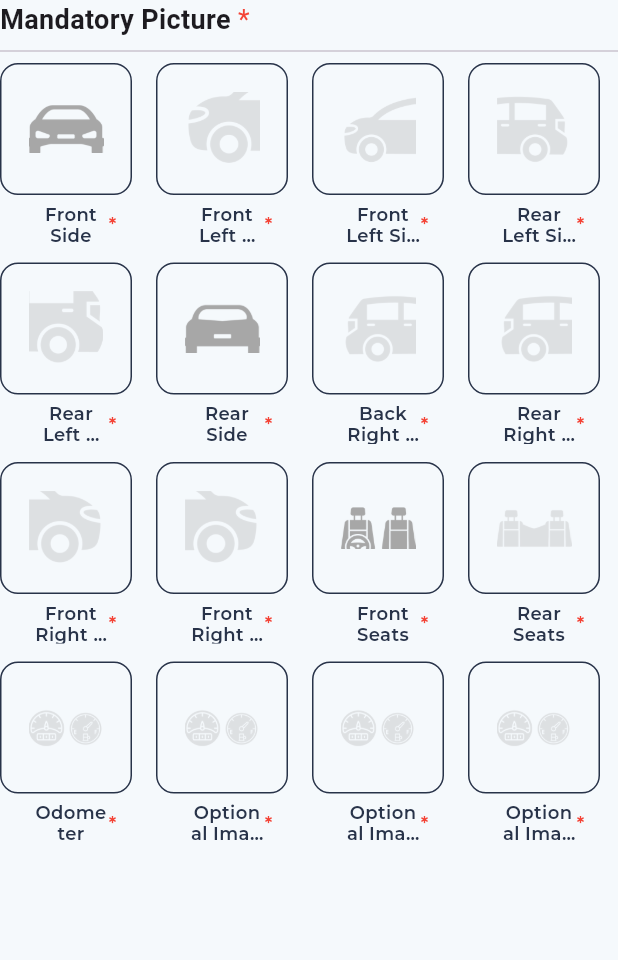
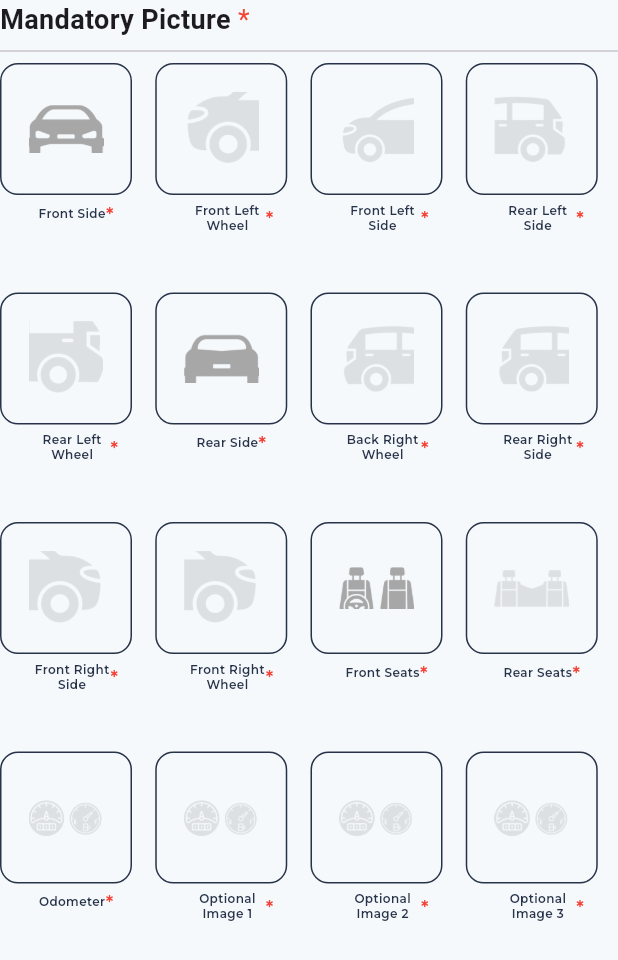
Before and after one commit to Deepindia07/Web-Auto-Proof-24, a Flutter app: the CarImageInpectionScreenView screen opened directly, on a phone screen of 412 x 824 dp. Shown: the top 960 px of the screen. Run offline on Flutter 3.47's test engine with Material 3 defaults, Android fonts, the phone set to English and light mode, and no system bars; our stand-ins replace bloc, camera, country_code_picker, dio, equatable, flutter_bloc and 10 more; missing offline and left inert: flutter_stripe; accounts and stored records are empty; project files that could hold a hidden picture were left out.

Commit message:
created new breanch adding mendatory scales

```diff
--- a/lib/presentation/auth_screens/login/login_screen.dart
+++ b/lib/presentation/auth_screens/login/login_screen.dart
@@ -6,9 +6,8 @@ class LoginScreen extends StatelessWidget {
   @override
   Widget build(BuildContext context) {
     return BlocProvider<LoginScreenBloc>(
-      create: (context) => LoginScreenBloc(
-        authRepository: AuthenticationApiCall(),
-      ),
+      create: (context) =>
+          LoginScreenBloc(authRepository: AuthenticationApiCall()),
       child: LoginViewScreen(),
     );
   }
@@ -51,11 +50,17 @@ class _LoginViewScreenState extends State<LoginViewScreen> {
     final emailOrPhone = _emailOrPhoneController.text.trim();
 
     if (emailOrPhone.isEmpty) {
-      CherryToast.error(context,AppLocalizations.of(context)!.pleaseEnterEmailOrPhoneFirst);
+      CherryToast.error(
+        context,
+        AppLocalizations.of(context)!.pleaseEnterEmailOrPhoneFirst,
+      );
       return;
     }
     if (!_isValidEmailOrPhone(emailOrPhone)) {
-      CherryToast.error(context, AppLocalizations.of(context)!.pleaseEnterValidEmailOrPhone);
+      CherryToast.error(
+        context,
+        AppLocalizations.of(context)!.pleaseEnterValidEmailOrPhone,
+      );
       return;
     }
 
@@ -138,7 +143,9 @@ class _LoginViewScreenState extends State<LoginViewScreen> {
                     hintText: AppLocalizations.of(context)!.emailOrPhone,
                     validator: (value) {
                       if (value == null || value.isEmpty) {
-                        return AppLocalizations.of(context)!.pleaseEnterEmailOrPhoneShort;
+                        return AppLocalizations.of(
+                          context,
+                        )!.pleaseEnterEmailOrPhoneShort;
                       }
                       return null;
                     },
@@ -152,7 +159,9 @@ class _LoginViewScreenState extends State<LoginViewScreen> {
                     hintText: AppLocalizations.of(context)!.password,
                     validator: (value) {
                       if (value == null || value.isEmpty) {
-                        return AppLocalizations.of(context)!.pleaseEnterPassword;
+                        return AppLocalizations.of(
+                          context,
+                        )!.pleaseEnterPassword;
                       }
                       return null;
                     },
@@ -169,23 +178,32 @@ class _LoginViewScreenState extends State<LoginViewScreen> {
                             color: AppColor().darkCharcoalBlueColor,
                           ),
                         ),
-                      )
+                      ),
                     ],
                   ),
                   vGap(screenHeight * 0.018),
                   BlocConsumer<LoginScreenBloc, LoginScreenState>(
                     listener: (context, state) {
                       if (state is LoginSuccess) {
-                        CherryToast.success(context, AppLocalizations.of(context)!.loginSuccessful);
+                        CherryToast.success(
+                          context,
+                          AppLocalizations.of(context)!.loginSuccessful,
+                        );
                         context.push(AppRoute.homeScreen);
                       } else if (state is LoginFailure) {
                         CherryToast.error(context, state.error);
                       } else if (state is EmailValidationSuccess) {
-                        CherryToast.success(context, AppLocalizations.of(context)!.emailValidated);
-                        context.push(AppRoute.forgotScreen, extra: {
+                        CherryToast.success(
+                          context,
+                          AppLocalizations.of(context)!.emailValidated,
+                        );
+                        context.push(
+                          AppRoute.forgotScreen,
+                          extra: {
                             'email': state.emailOrPhone,
                             'response': state.forgotResponse,
-                        });
+                          },
+                        );
                       } else if (state is EmailValidationFailure) {
                         CherryToast.error(context, state.error);
                       }
@@ -195,10 +213,15 @@ class _LoginViewScreenState extends State<LoginViewScreen> {
                         borderRadius: 48,
                         height: screenHeight * 0.07,
                         width: screenWidth * 0.95,
-                        onPressed: state is LoginLoading || state is EmailValidationLoading
-                            ? null
-                            : _onLoginPressed,
-                        text: state is LoginLoading ? AppLocalizations.of(context)!.loggingIn : AppLocalizations.of(context)!.login,
+                        onPressed: () {
+                          context.push(AppRoute.homeScreen);
+                        },
+                        // onPressed: state is LoginLoading || state is EmailValidationLoading
+                        //     ? null
+                        //     : _onLoginPressed,
+                        text: state is LoginLoading
+                            ? AppLocalizations.of(context)!.loggingIn
+                            : AppLocalizations.of(context)!.login,
                         textStyle: MontserratStyles.montserratMediumTextStyle(
                           color: AppColor().yellowWarmColor,
                           size: 18,
@@ -235,7 +258,8 @@ class _LoginViewScreenState extends State<LoginViewScreen> {
                             SizedBox(width: 8),
                             Text(
                               AppLocalizations.of(context)!.validatingEmail,
-                              style: MontserratStyles.montserratRegularTextStyle(
+                              style:
+                                  MontserratStyles.montserratRegularTextStyle(
                                     size: 14,
                                     color: AppColor().darkCharcoalBlueColor,
                                   ),
@@ -266,7 +290,7 @@ class _LoginViewScreenState extends State<LoginViewScreen> {
                       size: 18,
                     ),
                     elevation: 5,
-                  )
+                  ),
                 ],
               ),
             ),
--- a/lib/presentation/screens/inpection/car_im_inpection/car_im_inpection_screen.dart
+++ b/lib/presentation/screens/inpection/car_im_inpection/car_im_inpection_screen.dart
@@ -7,7 +7,8 @@ class CarImInpectionScreen extends StatelessWidget {
   Widget build(BuildContext context) {
     return BlocProvider<CarImInpectionScreenBloc>(
       create: (context) => CarImInpectionScreenBloc(),
-        child: CarImageInpectionScreenView());
+      child: CarImageInpectionScreenView(),
+    );
   }
 }
 
@@ -15,31 +16,77 @@ class CarImageInpectionScreenView extends StatefulWidget {
   const CarImageInpectionScreenView({super.key});
 
   @override
-  State<CarImageInpectionScreenView> createState() => _CarImageInpectionScreenViewState();
+  State<CarImageInpectionScreenView> createState() =>
+      _CarImageInpectionScreenViewState();
 }
 
-class _CarImageInpectionScreenViewState extends State<CarImageInpectionScreenView>{
+class _CarImageInpectionScreenViewState
+    extends State<CarImageInpectionScreenView> {
   List<CarAddingModel> items = [
-    CarAddingModel(title: 'Front Side', image: frontSideView),
-    CarAddingModel(title: 'Front Left Wheel', image: frontLeftWheelView),
-    CarAddingModel(title: 'Front Left Side', image: frontLeftSideView),
-    CarAddingModel(title: 'Rear Left Side', image: rearLeftSideView),
-    CarAddingModel(title: 'Rear Left Wheel', image: rearLeftWheelView),
-    CarAddingModel(title: 'Rear Side', image: rearSideView),
-    CarAddingModel(title: 'Back Right Wheel', image: backRightWheelView),
-    CarAddingModel(title: 'Rear Right Side', image: rearRightSideView),
-    CarAddingModel(title: 'Front Right Side', image: frontRightSideView),
-    CarAddingModel(title: 'Front Right Wheel', image: frontRightWheelView),
-    CarAddingModel(title: 'Front Seats', image: frontSeatsView),
-    CarAddingModel(title: 'Rear Seats', image: rearSeatsView),
-    CarAddingModel(title: 'Odometer', image: oDoMeeterView),
-    CarAddingModel(title: 'Optional Image 1', image: oDoMeeterView),
-    CarAddingModel(title: 'Optional Image 2', image: oDoMeeterView),
-    CarAddingModel(title: 'Optional Image 3', image: oDoMeeterView),
+    CarAddingModel(title: 'Front Side', image: frontSideView, onTap: () {}),
+    CarAddingModel(
+      title: 'Front Left Wheel',
+      image: frontLeftWheelView,
+      onTap: () {},
+    ),
+    CarAddingModel(
+      title: 'Front Left Side',
+      image: frontLeftSideView,
+      onTap: () {},
+    ),
+    CarAddingModel(
+      title: 'Rear Left Side',
+      image: rearLeftSideView,
+      onTap: () {},
+    ),
+    CarAddingModel(
+      title: 'Rear Left Wheel',
+      image: rearLeftWheelView,
+      onTap: () {},
+    ),
+    CarAddingModel(title: 'Rear Side', image: rearSideView, onTap: () {}),
+    CarAddingModel(
+      title: 'Back Right Wheel',
+      image: backRightWheelView,
+      onTap: () {},
+    ),
+    CarAddingModel(
+      title: 'Rear Right Side',
+      image: rearRightSideView,
+      onTap: () {},
+    ),
+    CarAddingModel(
+      title: 'Front Right Side',
+      image: frontRightSideView,
+      onTap: () {},
+    ),
+    CarAddingModel(
+      title: 'Front Right Wheel',
+      image: frontRightWheelView,
+      onTap: () {},
+    ),
+    CarAddingModel(title: 'Front Seats', image: frontSeatsView, onTap: () {}),
+    CarAddingModel(title: 'Rear Seats', image: rearSeatsView, onTap: () {}),
+    CarAddingModel(title: 'Odometer', image: oDoMeeterView, onTap: () {}),
+    CarAddingModel(
+      title: 'Optional Image 1',
+      image: oDoMeeterView,
+      onTap: () {},
+    ),
+    CarAddingModel(
+      title: 'Optional Image 2',
+      image: oDoMeeterView,
+      onTap: () {},
+    ),
+    CarAddingModel(
+      title: 'Optional Image 3',
+      image: oDoMeeterView,
+      onTap: () {},
+    ),
   ];
 
   @override
-  Widget build(BuildContext context){
+  Widget build(BuildContext context) {
     return Scaffold(
       backgroundColor: AppColor().backgroundColor,
       body: SingleChildScrollView(
@@ -63,16 +110,19 @@ class _CarImageInpectionScreenViewState extends State<CarImageInpectionScreenVie
               physics: const NeverScrollableScrollPhysics(),
               gridDelegate: const SliverGridDelegateWithFixedCrossAxisCount(
                 crossAxisCount: 4,
-                  crossAxisSpacing: 4,
+                crossAxisSpacing: 2,
                 mainAxisSpacing: 8,
-                  childAspectRatio: 0.8,
+                childAspectRatio: 0.7,
               ),
-                itemBuilder: (context, index){
+              itemBuilder: (context, index) {
                 final data = items[index];
                 return _buildContainerSideWiseView(
-                      image: data.image, title: data.title);
+                  image: data.image,
+                  title: data.title,
+                );
               },
-                itemCount: 16),
+              itemCount: 16,
+            ),
           ],
         ),
       ),
@@ -81,8 +131,8 @@ class _CarImageInpectionScreenViewState extends State<CarImageInpectionScreenVie
 
   _buildContainerSideWiseView({
     required String? image,
-    required String? title
-  }){
+    required String? title,
+  }) {
     return Column(
       spacing: 5,
       crossAxisAlignment: CrossAxisAlignment.start,
@@ -94,9 +144,17 @@ class _CarImageInpectionScreenViewState extends State<CarImageInpectionScreenVie
           backgroundColor: AppColor().backgroundColor,
           borderRadius: BorderRadius.circular(12),
           border: Border.all(color: AppColor().darkCharcoalBlueColor),
-          child: Center(child: Image.asset(image!, height: 50, width: 50, color: AppColor().silverShadeGrayColor,)),
+          child: Center(
+            child: Image.asset(
+              image!,
+              height: 50,
+              width: 50,
+              color: AppColor().silverShadeGrayColor,
+            ),
+          ),
         ),
         Flexible(
+          fit: FlexFit.loose,
           child: Row(
             mainAxisAlignment: MainAxisAlignment.center,
             children: [
@@ -104,7 +162,7 @@ class _CarImageInpectionScreenViewState extends State<CarImageInpectionScreenVie
                 child: Text(
                   title!,
                   style: MontserratStyles.montserratMediumTextStyle(
-                    size: 12,
+                    size: 8,
                     color: AppColor().darkCharcoalBlueColor,
                   ),
                   textAlign: TextAlign.center,
@@ -128,10 +186,3 @@ class _CarImageInpectionScreenViewState extends State<CarImageInpectionScreenVie
     );
   }
 }
-
-class CarAddingModel{
-  final String image;
-  final String title;
-
-  const CarAddingModel({required this.title, required this.image});
-}
--- a/lib/presentation/screens/inpection/car_im_inpection/car_im_inpection_screen_route_imple.dart
+++ b/lib/presentation/screens/inpection/car_im_inpection/car_im_inpection_screen_route_imple.dart
@@ -5,6 +5,7 @@ import 'dart:io';
 import 'package:auto_proof/constants/const_color.dart';
 import 'package:auto_proof/constants/const_image.dart';
 import 'package:auto_proof/presentation/screens/inpection/car_im_inpection/bloc/car_im_inpection_screen_bloc.dart';
+import 'package:auto_proof/presentation/screens/inpection/car_im_inpection/datasource/models.dart';
 import 'package:auto_proof/utilities/custom_container.dart';
 import 'package:auto_proof/utilities/custom_textstyle.dart';
 import 'package:camera/camera.dart';
--- /dev/null
+++ b/lib/presentation/screens/inpection/car_im_inpection/datasource/models.dart
@@ -0,0 +1,13 @@
+import 'dart:ui';
+
+class CarAddingModel {
+  final String image;
+  final String title;
+  final VoidCallback? onTap;
+
+  const CarAddingModel({
+    required this.title,
+    required this.image,
+    required this.onTap,
+  });
+}
--- a/lib/presentation/widget/appBar.dart
+++ b/lib/presentation/widget/appBar.dart
@@ -29,7 +29,7 @@ class CustomAppBar extends StatelessWidget {
     this.iconColor = Colors.white,
     this.textStyle,
     this.isBacked,
-    this.largeWidget
+    this.largeWidget,
   }) : super(key: key);
 
   @override
@@ -62,30 +62,41 @@ class CustomAppBar extends StatelessWidget {
               top: 30,
               left: 20,
               child: GestureDetector(
-                onTap: onBackPressed ?? () =>(isBacked)??Navigator.pop(context),
-                child: Image.asset(arrowBackIcon,height: 30,width: 30,)
+                onTap:
+                    onBackPressed ?? () => (isBacked) ?? Navigator.pop(context),
+                child: Image.asset(arrowBackIcon, height: 30, width: 30),
               ),
             ),
             Positioned(
-              top: (largeWidget!=null)?30:45,
+              top: (largeWidget != null) ? 30 : 40,
               right: 20,
               child: Column(
                 children: [
                   Text(
                     title,
-                    style: MontserratStyles.montserratMediumTextStyle(color: AppColor().darkCharcoalBlueColor,size: 20)??TextStyle(
+                    style:
+                        MontserratStyles.montserratMediumTextStyle(
+                          color: AppColor().darkCharcoalBlueColor,
+                          size: 20,
+                        ) ??
+                        TextStyle(
                           fontSize: 24,
                           fontWeight: FontWeight.w600,
                           color: titleColor,
                         ),
                   ),
-                  if(subTitle !=null)
+                  if (subTitle != null)
                     Column(
                       children: [
                         vGap(5),
                         Text(
                           subTitle!,
-                        style: MontserratStyles.montserratRegularTextStyle(color: AppColor().darkCharcoalBlueColor,size: 10)??TextStyle(
+                          style:
+                              MontserratStyles.montserratRegularTextStyle(
+                                color: AppColor().darkCharcoalBlueColor,
+                                size: 10,
+                              ) ??
+                              TextStyle(
                                 fontSize: 8,
                                 fontWeight: FontWeight.w600,
                                 color: titleColor,
@@ -93,13 +104,8 @@ class CustomAppBar extends StatelessWidget {
                         ),
                       ],
                     ),
-                  if(largeWidget != null)
-                    Column(
-                      children: [
-                        vGap(12),
-                        largeWidget!
-                      ],
-                    ),
+                  if (largeWidget != null)
+                    Column(children: [vGap(12), largeWidget!]),
                 ],
               ),
             ),
--- a/lib/utilities/custom_dropDown.dart
+++ b/lib/utilities/custom_dropDown.dart
@@ -7,11 +7,7 @@ class RadioDropdownOption {
   final String label;
   final Widget? icon;
 
-  RadioDropdownOption({
-    required this.value,
-    required this.label,
-    this.icon,
-  });
+  RadioDropdownOption({required this.value, required this.label, this.icon});
 }
 
 class RadioDropdownField extends StatefulWidget {
@@ -41,7 +37,7 @@ class RadioDropdownField extends StatefulWidget {
     this.padding,
     this.width,
     this.maxHeight = 300,
-    this.backGroundColor
+    this.backGroundColor,
   }) : super(key: key);
 
   @override
@@ -103,9 +99,11 @@ class _RadioDropdownFieldState extends State<RadioDropdownField>
         _overlayEntry = null;
       });
     }
-    setState(() {
-      _isOpen = false;
-    });
+    if (mounted) {
+      setState(() {
+        _isOpen = false;
+      });
+    }
   }
 
   void _selectOption(String value) {
@@ -114,7 +112,8 @@ class _RadioDropdownFieldState extends State<RadioDropdownField>
   }
 
   OverlayEntry _createOverlayEntry() {
-    RenderBox renderBox = _dropdownKey.currentContext!.findRenderObject() as RenderBox;
+    RenderBox renderBox =
+        _dropdownKey.currentContext!.findRenderObject() as RenderBox;
     Size size = renderBox.size;
     Offset offset = renderBox.localToGlobal(Offset.zero);
 
@@ -176,7 +175,9 @@ class _RadioDropdownFieldState extends State<RadioDropdownField>
                                           _selectOption(value);
                                         }
                                       },
-                                      activeColor: Theme.of(context).primaryColor,
+                                      activeColor: Theme.of(
+                                        context,
+                                      ).primaryColor,
                                     ),
                                     hGap(8),
                                     if (option.icon != null) ...[
@@ -223,7 +224,7 @@ class _RadioDropdownFieldState extends State<RadioDropdownField>
   @override
   Widget build(BuildContext context) {
     final selectedOption = widget.options.firstWhere(
-          (option) => option.value == widget.value,
+      (option) => option.value == widget.value,
       orElse: () => RadioDropdownOption(value: '', label: ''),
     );
 
@@ -322,10 +323,7 @@ class _RadioDropdownFieldState extends State<RadioDropdownField>
               padding: const EdgeInsets.only(top: 4.0),
               child: Text(
                 widget.errorText!,
-                style: const TextStyle(
-                  color: Colors.red,
-                  fontSize: 12.0,
-                ),
+                style: const TextStyle(color: Colors.red, fontSize: 12.0),
               ),
             ),
         ],
```
Lines whose indentation alone changed are shown as unchanged.
